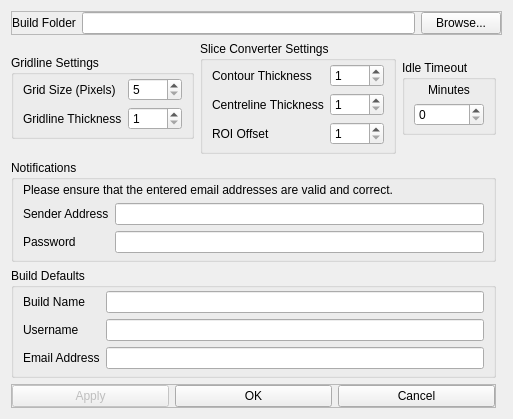
The window that gui/dialogPreferences.ui (Spinarakk/defectmonitor) describes before a commit, drawn with Qt 5.
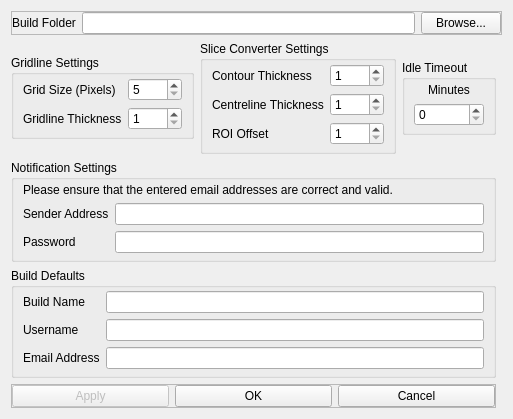
The same window after the commit.

Commit message: - Added a crop offset and size to the Camera Calibration window, used for specifying the size to crop the perspective fixed image to after checking the correct size in an image viewing program - Restructured the Camera Calibration window

```diff
--- a/gui/dialogPreferences.ui
+++ b/gui/dialogPreferences.ui
@@ -332,7 +332,7 @@
    <item row="4" column="0" colspan="4">
     <widget class="QGroupBox" name="groupBox">
      <property name="title">
-      <string>Notifications</string>
+      <string>Notification Settings</string>
      </property>
      <layout class="QGridLayout" name="gridLayout_5">
       <property name="topMargin">
@@ -372,7 +372,7 @@
       <item row="0" column="0" colspan="2">
        <widget class="QLabel" name="label">
         <property name="text">
-         <string>Please ensure that the entered email addresses are valid and correct.</string>
+         <string>Please ensure that the entered email addresses are correct and valid.</string>
         </property>
        </widget>
       </item>
```
Left out of the diff: 2 changed lines with no effect on the pictures. The commit also changes 7 other files.
